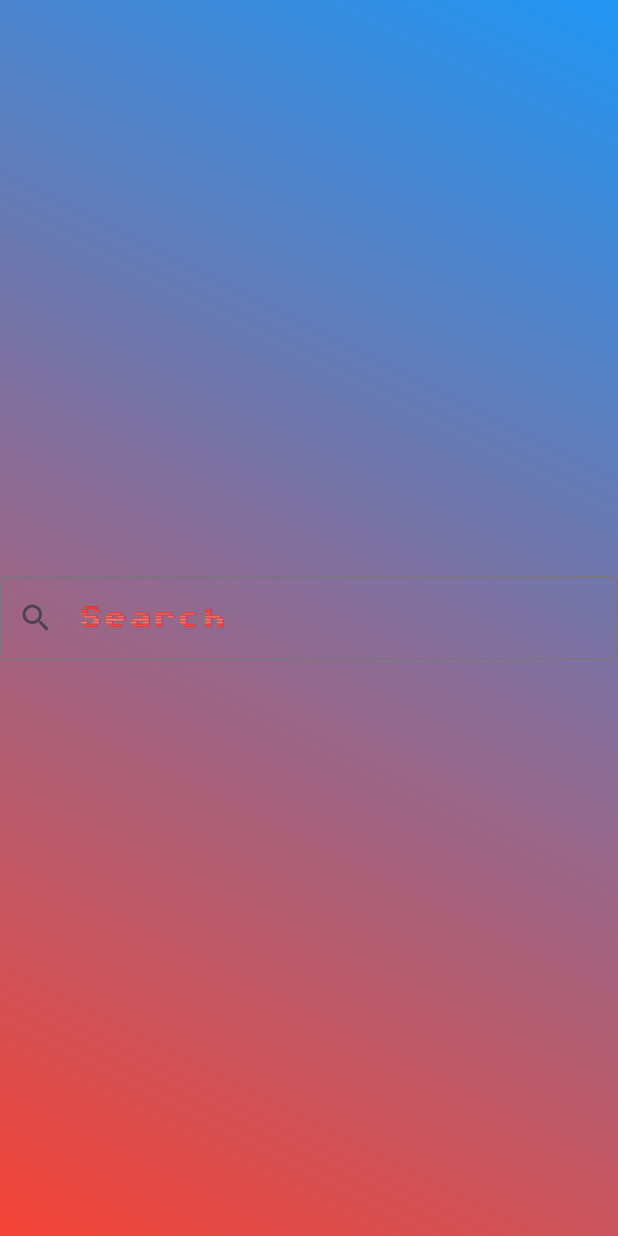
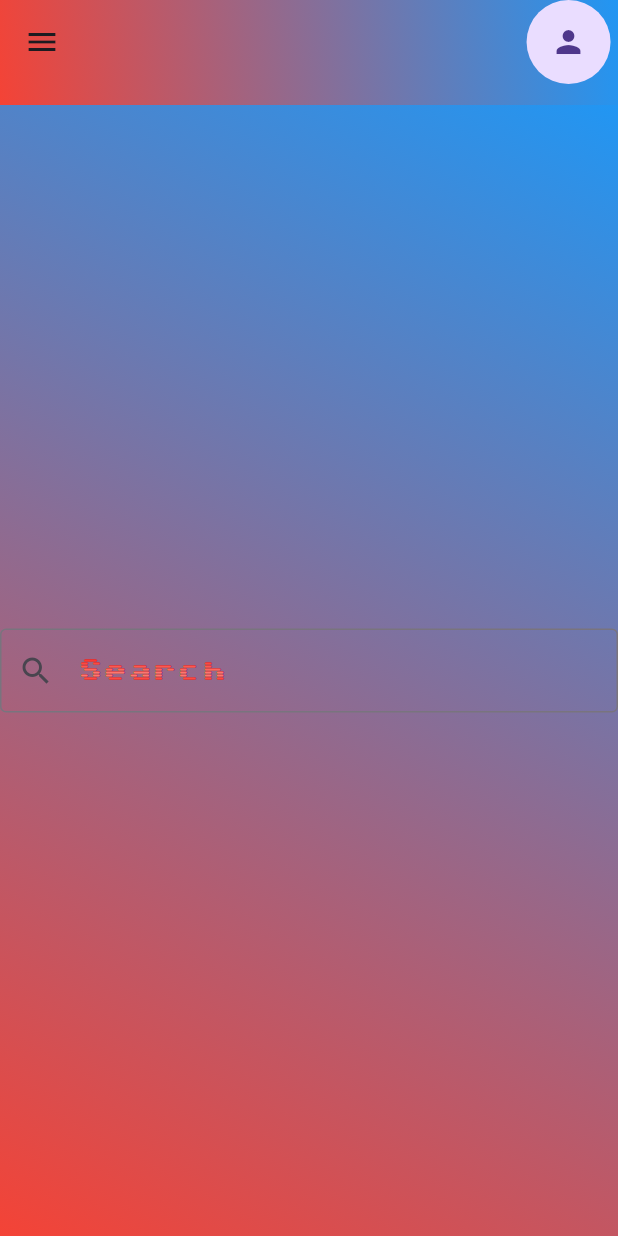
Before and after one commit to AbuMukhlef/cubit_test, a Flutter app: the MenuScreen screen opened directly, on a phone screen of 412 x 824 dp. Run offline on Flutter 3.47's test engine with Material 3 defaults, Android fonts, the phone set to English and light mode, and no system bars; our stand-ins replace bloc, easy_localization, flutter_bloc, flutter_dotenv, sizer, supabase_flutter; accounts and stored records are empty.

Commit message:
Update menu_screen.dart

```diff
--- a/lib/screen/menu/menu_screen.dart
+++ b/lib/screen/menu/menu_screen.dart
@@ -1,3 +1,4 @@
+import 'package:cubit_test/core/theme/extensions/theme_ext.dart';
 import 'package:cubit_test/screen/start/widget/box_dec.dart';
 import 'package:flutter/material.dart';
 import 'package:sizer/sizer.dart';
@@ -8,6 +9,23 @@ class MenuScreen extends StatelessWidget {
   @override
   Widget build(BuildContext context) {
     return Scaffold(
+        appBar: PreferredSize(
+          preferredSize: const Size.fromHeight(70),
+          child: Container(
+            decoration: boxDec(),
+            child: AppBar(
+              backgroundColor: Colors.transparent,
+              elevation: 0,
+              actions: [
+                CircleAvatar(
+                  radius: 8.w,
+                  child: const Icon(Icons.person),
+                )
+              ],
+            ),
+          ),
+        ),
+        drawer: const Drawer(),
         body: Container(
           decoration: boxDec(),
           child: const Center(
```
Lines whose indentation alone changed are shown as unchanged.
